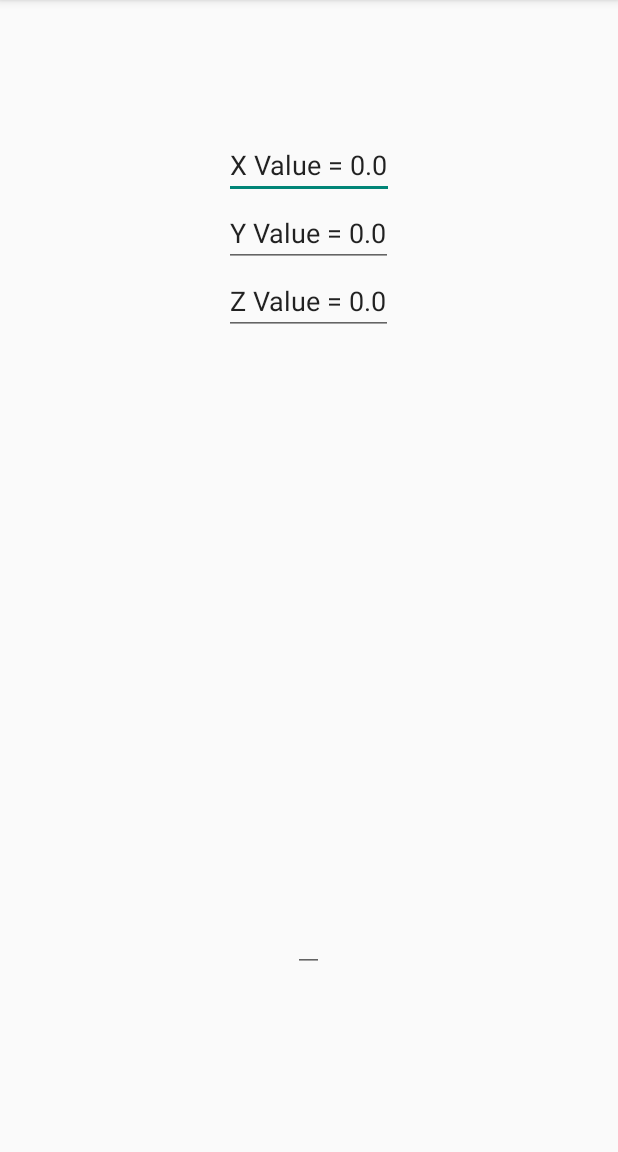
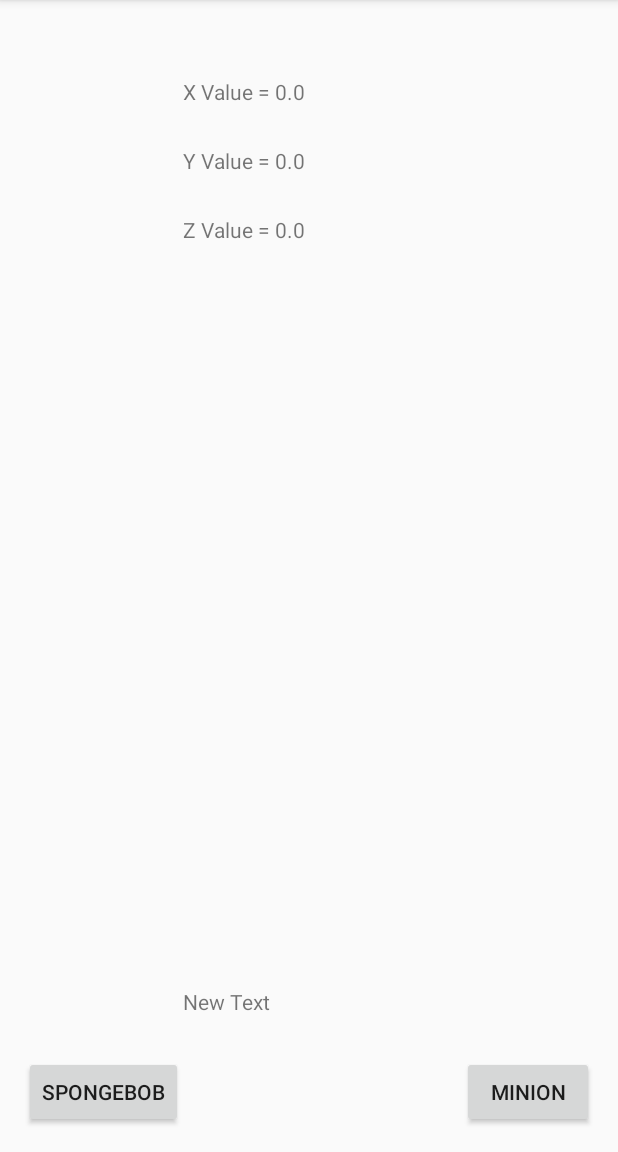
Before and after one commit to kctseng/Inf133AndroidProj, an Android app: the screen it shows after launch (MainActivity), on a phone screen of 412 x 824 dp, the part 84-1236 px from its top. Run offline under Robolectric (Android 15) with nearby library versions, the phone set to English and light mode, and no system bars.

Commit message:
Add in SpongeBob Sound
This update adds in button for people to pick the songs between minion
and SpongeBob

```diff
--- a/app/src/main/java/com/example/kuanchi/sounds/MainActivity.java
+++ b/app/src/main/java/com/example/kuanchi/sounds/MainActivity.java
@@ -42,7 +42,27 @@ public class MainActivity extends Activity{
     private AssetFileDescriptor sound3;
     private AssetFileDescriptor sound4;
     private AssetFileDescriptor sound5;
+    private int currentSound = 0;
+    private Button minBut;
+    private Button spongeBut;
 
+    private void setMin()
+    {
+        sound1 = getApplicationContext().getResources().openRawResourceFd(R.raw.ba);
+        sound2 = getApplicationContext().getResources().openRawResourceFd(R.raw.nana);
+        sound3 = getApplicationContext().getResources().openRawResourceFd(R.raw.bana);
+        sound4 = getApplicationContext().getResources().openRawResourceFd(R.raw.naaa);
+        sound5 = getApplicationContext().getResources().openRawResourceFd(R.raw.potato);
+    }
+
+    private void setSponge()
+    {
+        sound1 = getApplicationContext().getResources().openRawResourceFd(R.raw.q1);
+        sound2 = getApplicationContext().getResources().openRawResourceFd(R.raw.q2);
+        sound3 = getApplicationContext().getResources().openRawResourceFd(R.raw.q3);
+        sound4 = getApplicationContext().getResources().openRawResourceFd(R.raw.answer);
+        sound5 = getApplicationContext().getResources().openRawResourceFd(R.raw.last);
+    }
     @Override
     protected void onCreate(Bundle savedInstanceState) {
         super.onCreate(savedInstanceState);
@@ -55,11 +75,21 @@ public class MainActivity extends Activity{
         xView = (TextView) findViewById(R.id.editText);
         yView = (TextView) findViewById(R.id.editText2);
         zView = (TextView) findViewById(R.id.editText3);
-        sound1 = getApplicationContext().getResources().openRawResourceFd(R.raw.ba);
-        sound2 = getApplicationContext().getResources().openRawResourceFd(R.raw.nana);
-        sound3 = getApplicationContext().getResources().openRawResourceFd(R.raw.bana);
-        sound4 = getApplicationContext().getResources().openRawResourceFd(R.raw.naaa);
-        sound5 = getApplicationContext().getResources().openRawResourceFd(R.raw.potato);
+        minBut = (Button) findViewById(R.id.minBtn);
+        spongeBut = (Button) findViewById(R.id.spongeBtn);
+        setMin();
+        minBut.setOnClickListener(new View.OnClickListener() {
+            @Override
+            public void onClick(View view) {
+               setMin();
+            }
+        });
+        spongeBut.setOnClickListener(new View.OnClickListener() {
+            @Override
+            public void onClick(View view) {
+                setSponge();
+            }
+        });
         soundStatus = (TextView) findViewById(R.id.editText4);
         sensorManager = (SensorManager) getSystemService(SENSOR_SERVICE);
         magSensor = sensorManager.getDefaultSensor(Sensor.TYPE_MAGNETIC_FIELD);
@@ -83,36 +113,37 @@ public class MainActivity extends Activity{
                     updateVal();
                     if(orientation[1] > -0.2 && orientation[1] <= 0.2 && orientation[2] > -0.2 && orientation[2] <= 0.2)
                     {
-                        playSound(sound1);
+                        playSound(sound1, 1);
                         updateSoundStatus("PlaySound1");
                     }
                     else if(orientation[1] > -0.2 && orientation[1] <= 0.2 && orientation[2] > -3.2 && orientation[2] <= -2.8)
                     {
-                        playSound(sound2);
+                        playSound(sound2, 2);
                         updateSoundStatus("PlaySound2");
 
                     }
                     else if(orientation[1] > -0.2 && orientation[1] <= 0.2 && orientation[2] > 1.3 && orientation[2] <= 1.65)
                     {
-                        playSound(sound3);
+                        playSound(sound3, 3);
                         updateSoundStatus("PlaySound3");
 
                     }
                     else if(orientation[1] >= -1.7 && orientation[1] < -1.2 && (orientation[2] > -0.1 && orientation[2] <= 0.6 || orientation[2] > 2.8 && orientation[2] <= 3.2))
                     {
-                        playSound(sound4);
+                        playSound(sound4, 4);
                         updateSoundStatus("PlaySound4");
 
                     }
                     else if(orientation[2] >= -1.5 && orientation[2] < -1.2 && orientation[1] > -0.2 && orientation[1] <= 0.2)
                     {
-                        playSound(sound5);
+                        playSound(sound5, 5);
                         updateSoundStatus("PlaySound5");
 
                     }
                     else
                     {
                         updateSoundStatus("none");
+                        currentSound = 0;
                     }
                 }
             }
@@ -149,9 +180,9 @@ public class MainActivity extends Activity{
         super.onStop();
     }
 
-    synchronized void playSound(AssetFileDescriptor afd)
+    synchronized void playSound(AssetFileDescriptor afd, int num)
     {
-        if(mediaPlayer.isPlaying())
+        if(mediaPlayer.isPlaying() || currentSound == num)
         {
             return;
         }
@@ -160,6 +191,12 @@ public class MainActivity extends Activity{
             mediaPlayer.setDataSource(afd.getFileDescriptor(), afd.getStartOffset(), afd.getLength());
             mediaPlayer.prepare();
             mediaPlayer.start();
+            if(num == 1) {
+                currentSound = 0;
+            }
+            else{
+                currentSound = num;
+            }
         }
         catch (IOException e) {
             Log.d("Media Player Problem: ", "Media Player cannot play");
--- a/app/src/main/res/layout/activity_main.xml
+++ b/app/src/main/res/layout/activity_main.xml
@@ -5,36 +5,59 @@
     android:paddingTop="@dimen/activity_vertical_margin"
     android:paddingBottom="@dimen/activity_vertical_margin" tools:context=".MainActivity">
 
-    <EditText
-        android:layout_width="wrap_content"
-        android:layout_height="wrap_content"
-        android:id="@+id/editText"
+    <GridLayout
+        android:layout_width="fill_parent"
+        android:layout_height="fill_parent"
         android:layout_alignParentTop="true"
-        android:layout_centerHorizontal="true"
-        android:layout_marginTop="71dp"
-        android:inputType="text" />
+        android:layout_alignParentStart="true"
+        android:layout_marginTop="35dp">
 
-    <EditText
-        android:layout_width="wrap_content"
-        android:layout_height="wrap_content"
-        android:id="@+id/editText2"
-        android:layout_below="@+id/editText"
-        android:layout_centerHorizontal="true"
-        android:inputType="text" />
+        <TextView
+            android:layout_width="125dp"
+            android:layout_height="46dp"
+            android:text="New Text"
+            android:id="@+id/editText2"
+            android:layout_row="28"
+            android:layout_column="8" />
 
-    <EditText
-        android:layout_width="wrap_content"
-        android:layout_height="wrap_content"
-        android:id="@+id/editText3"
-        android:layout_below="@+id/editText2"
-        android:layout_centerHorizontal="true"
-        android:inputType="text" />
+        <TextView
+            android:layout_width="125dp"
+            android:layout_height="46dp"
+            android:text="New Text"
+            android:id="@+id/editText"
+            android:layout_row="27"
+            android:layout_column="8" />
 
-    <EditText
-        android:layout_width="wrap_content"
-        android:layout_height="wrap_content"
-        android:id="@+id/editText4"
-        android:layout_alignParentBottom="true"
-        android:layout_centerHorizontal="true"
-        android:layout_marginBottom="104dp" />
+        <TextView
+            android:layout_width="125dp"
+            android:layout_height="46dp"
+            android:text="New Text"
+            android:id="@+id/editText3"
+            android:layout_row="29"
+            android:layout_column="8" />
+
+        <TextView
+            android:layout_width="125dp"
+            android:layout_height="46dp"
+            android:text="New Text"
+            android:id="@+id/editText4"
+            android:layout_row="41"
+            android:layout_column="8" />
+
+        <Button
+            android:layout_width="wrap_content"
+            android:layout_height="wrap_content"
+            android:text="SpongeBob"
+            android:id="@+id/spongeBtn"
+            android:layout_row="42"
+            android:layout_column="0" />
+
+        <Button
+            android:layout_width="wrap_content"
+            android:layout_height="wrap_content"
+            android:text="Minion"
+            android:id="@+id/minBtn"
+            android:layout_row="42"
+            android:layout_column="15" />
+    </GridLayout>
 </RelativeLayout>
--- a/app/src/main/res/values/strings.xml
+++ b/app/src/main/res/values/strings.xml
@@ -4,5 +4,7 @@
     <string name="app_name">Sounds</string>
     <string name="hello_world">Hello world!</string>
     <string name="action_settings">Settings</string>
+    <string name="Minion">Minion</string>
+    <string name="SpongeBob">SpongeBob</string>
 
 </resources>
```
Also changed, not shown: 5 other files.
